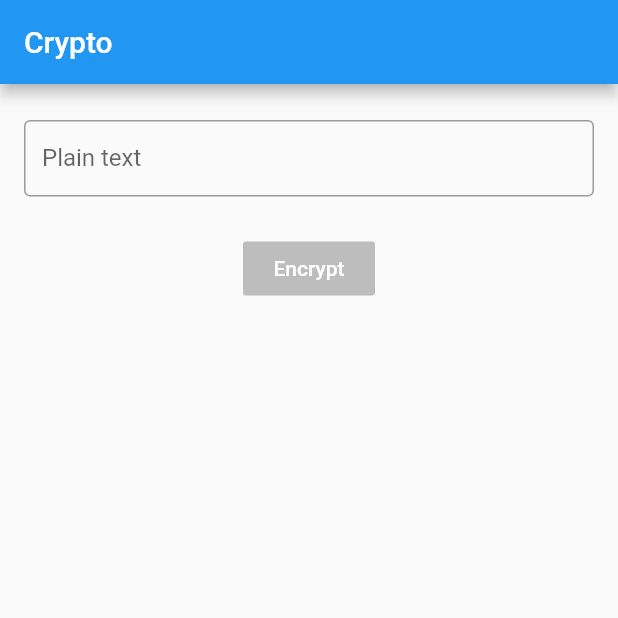
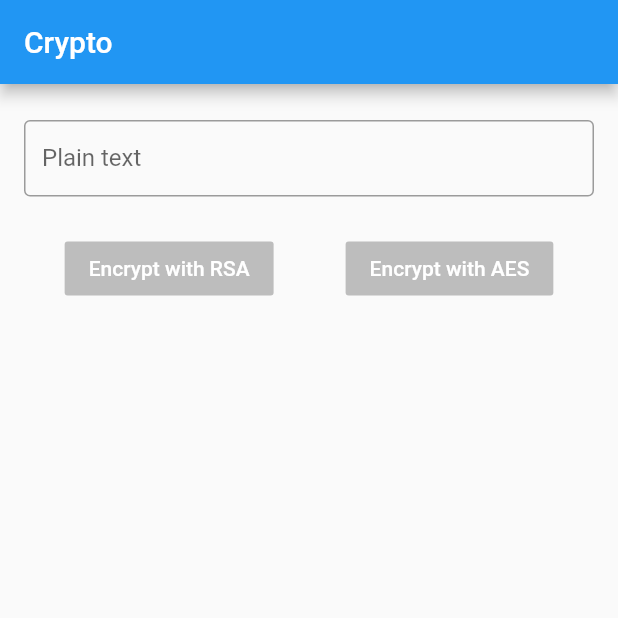
Before and after one commit to hnvn/flutter_crypto_example, a Flutter app: the screen it shows after launch, on a phone screen of 412 x 824 dp, the top half of it. Run offline on Flutter 3.47's test engine with Material 2 defaults, Android fonts, the phone set to English and light mode, and no system bars; missing offline and left inert: crypto_keys; statements that could not run were skipped.

Commit message:
add aes encryption code

```diff
--- /dev/null
+++ b/assets/aeskey.json
@@ -0,0 +1,6 @@
+{
+  "kty": "oct",
+  "kid": "88669af7-e93d-4209-8098-5ca232e8e196",
+  "k": "dWJLcTB0ek41YTJPQkdoQg",
+  "alg": "AES/CBC/PKCS7Padding"
+}
--- a/lib/main.dart
+++ b/lib/main.dart
@@ -22,6 +22,8 @@ class MyApp extends StatelessWidget {
   }
 }
 
+enum EncryptMode { non, rsa, aes }
+
 class HomePage extends StatefulWidget {
   @override
   _HomePageState createState() => _HomePageState();
@@ -33,14 +35,19 @@ class _HomePageState extends State<HomePage> {
   final _encryptedTextController = StreamController<String>();
   final _decryptedTextController = StreamController<String>();
 
-  KeyPair _keyPair;
+  KeyPair _rsaKeyPair;
+  KeyPair _aesKeyPair;
   EncryptionResult _encryptionResult;
+
+  EncryptMode _encryptMode = EncryptMode.non;
 
   @override
   void initState() {
     super.initState();
 
     _loadRSAKey();
+
+    _loadAESKey();
   }
 
   @override
@@ -88,17 +95,42 @@ class _HomePageState extends State<HomePage> {
               Padding(
                 padding: EdgeInsets.only(top: 24.0),
                 child: StreamBuilder(
-                  builder: (_, snapshot) => RaisedButton(
+                  builder: (_, snapshot) => Row(
+                        mainAxisSize: MainAxisSize.max,
+                        mainAxisAlignment: MainAxisAlignment.center,
+                        children: [
+                          RaisedButton(
                             color: theme.primaryColor,
                             disabledColor: Colors.grey[400],
                             disabledTextColor: Colors.white,
                             textColor: Colors.white,
-                        onPressed: snapshot.data ?? false
+                            onPressed: (snapshot.data ?? false) &&
+                                    _encryptMode != EncryptMode.aes
                                 ? () {
-                                _doEncrypt();
+                                    _encryptMode = EncryptMode.rsa;
+                                    _doRSAEncrypt();
                                   }
                                 : null,
-                        child: Text('Encrypt'),
+                            child: Text('Encrypt with RSA'),
+                          ),
+                          SizedBox(
+                            width: 48.0,
+                          ),
+                          RaisedButton(
+                            color: theme.primaryColor,
+                            disabledColor: Colors.grey[400],
+                            disabledTextColor: Colors.white,
+                            textColor: Colors.white,
+                            onPressed: (snapshot.data ?? false) &&
+                                    _encryptMode != EncryptMode.rsa
+                                ? () {
+                                    _encryptMode = EncryptMode.aes;
+                                    _doAESEncrypt();
+                                  }
+                                : null,
+                            child: Text('Encrypt with AES'),
+                          ),
+                        ],
                       ),
                   stream: _buttonActiveController.stream,
                 ),
@@ -141,7 +173,14 @@ class _HomePageState extends State<HomePage> {
                                     width: 48.0,
                                   ),
                                   RaisedButton(
-                                    onPressed: _doDecrypt,
+                                    onPressed: () {
+                                      if (_encryptMode == EncryptMode.rsa) {
+                                        _doRSADecrypt();
+                                      } else if (_encryptMode ==
+                                          EncryptMode.aes) {
+                                        _doAESDecrypt();
+                                      }
+                                    },
                                     child: Text(
                                       'Decrypt',
                                     ),
@@ -200,19 +239,38 @@ class _HomePageState extends State<HomePage> {
   _loadRSAKey() async {
     final keyPairJson = await rootBundle.loadString('assets/keypair.json');
     final keyPairMap = json.decode(keyPairJson);
-    _keyPair = KeyPair.fromJwk(keyPairMap);
+    _rsaKeyPair = KeyPair.fromJwk(keyPairMap);
   }
 
-  _doEncrypt() async {
+  _loadAESKey() async {
+    final aesKeyJson = await rootBundle.loadString('assets/aeskey.json');
+    final aesKeyMap = json.decode(aesKeyJson);
+    _aesKeyPair = KeyPair.fromJwk(aesKeyMap);
+  }
+
+  _doRSAEncrypt() async {
     final text = _plainTextController.text;
-    final encryptedText = await _encrypt(text);
-    print('Encrypted Text: $encryptedText');
+    final encryptedText = await _encryptRSA(text);
+    print('RSA Encrypted Text: $encryptedText');
     _encryptedTextController.sink.add(encryptedText);
   }
 
-  _doDecrypt() async {
-    final decryptedText = await _decrypt(_encryptionResult);
-    print('Decrypted Text: $decryptedText');
+  _doRSADecrypt() async {
+    final decryptedText = await _decryptRSA(_encryptionResult);
+    print('RSA Decrypted Text: $decryptedText');
+    _decryptedTextController.add(decryptedText);
+  }
+
+  _doAESEncrypt() async {
+    final text = _plainTextController.text;
+    final encryptedText = await _encryptAES(text);
+    print('AES Encrypted Text: $encryptedText');
+    _encryptedTextController.sink.add(encryptedText);
+  }
+
+  _doAESDecrypt() async {
+    final decryptedText = await _decryptAES(_encryptionResult);
+    print('AES Decrypted Text: $decryptedText');
     _decryptedTextController.add(decryptedText);
   }
 
@@ -222,19 +280,36 @@ class _HomePageState extends State<HomePage> {
     _encryptedTextController.add(null);
     _decryptedTextController.add(null);
     _encryptionResult = null;
+    _encryptMode = EncryptMode.non;
     setState(() {});
   }
 
-  Future<String> _encrypt(String input) async {
+  Future<String> _encryptRSA(String input) async {
     final encrypter =
-        _keyPair.publicKey.createEncrypter(algorithms.encryption.rsa.pkcs1);
+        _rsaKeyPair.publicKey.createEncrypter(algorithms.encryption.rsa.pkcs1);
     _encryptionResult = encrypter.encrypt(Uint8List.fromList(input.codeUnits));
     return Base64Encoder().convert(_encryptionResult.data);
   }
 
-  Future<String> _decrypt(EncryptionResult input) async {
+  Future<String> _decryptRSA(EncryptionResult input) async {
     final decrypter =
-        _keyPair.privateKey.createEncrypter(algorithms.encryption.rsa.pkcs1);
+        _rsaKeyPair.privateKey.createEncrypter(algorithms.encryption.rsa.pkcs1);
+    final output = decrypter.decrypt(input);
+    return String.fromCharCodes(output);
+  }
+
+  Future<String> _encryptAES(String input) async {
+    final encrypter =
+        _aesKeyPair.publicKey.createEncrypter(algorithms.encryption.aes.cbc);
+    _encryptionResult = encrypter.encrypt(Uint8List.fromList(input.codeUnits),
+        initializationVector: Uint8List.fromList(
+            [0, 0, 0, 0, 0, 0, 0, 0, 0, 0, 0, 0, 0, 0, 0, 0]));
+    return Base64Encoder().convert(_encryptionResult.data);
+  }
+
+  Future<String> _decryptAES(EncryptionResult input) async {
+    final decrypter =
+        _aesKeyPair.privateKey.createEncrypter(algorithms.encryption.aes.cbc);
     final output = decrypter.decrypt(input);
     return String.fromCharCodes(output);
   }
--- a/pubspec.yaml
+++ b/pubspec.yaml
@@ -25,3 +25,4 @@ flutter:
 
   assets:
     - assets/keypair.json
+    - assets/aeskey.json
```
Also changed, not shown: 2 other files. Lines whose indentation alone changed are shown as unchanged.
